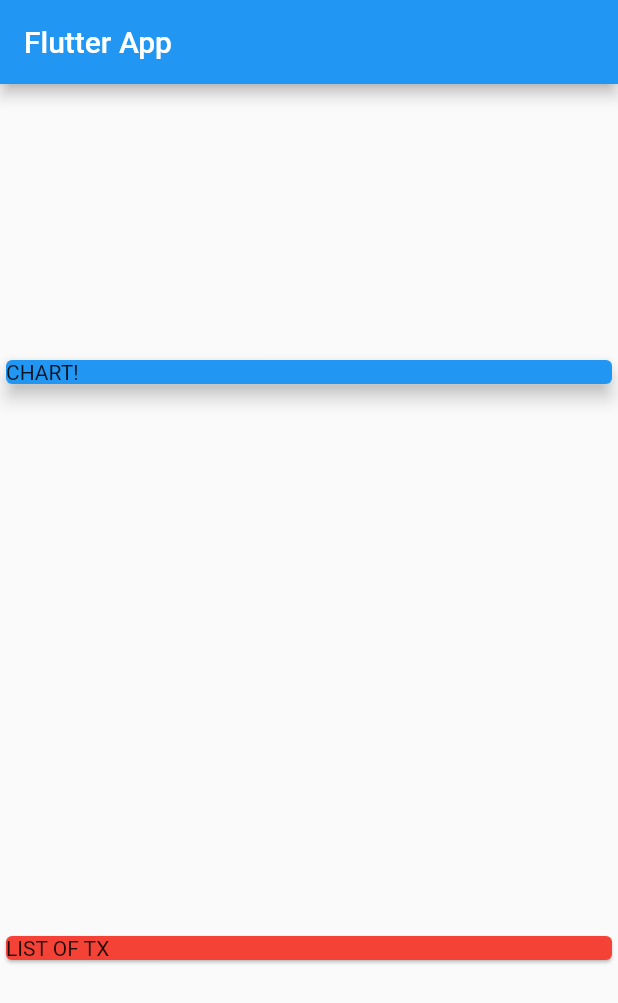
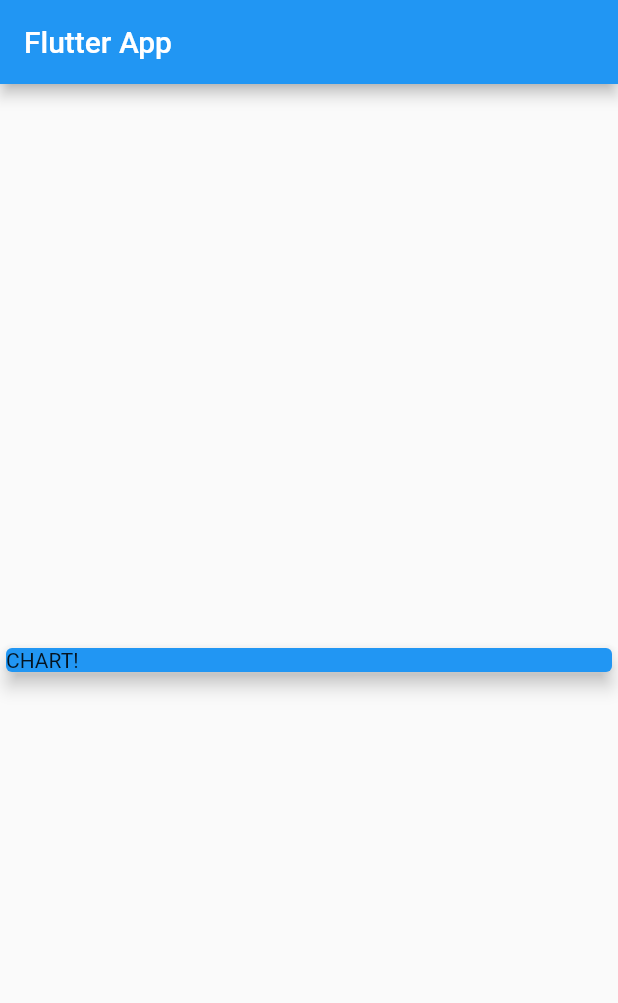
Before and after one commit to raymond2012/flutter-personal_expenses, a Flutter app: the screen it shows after launch, on a phone screen of 412 x 824 dp. Shown: the top 1003 px of the screen. Run offline on Flutter 3.47's test engine with Material 2 defaults, Android fonts, the phone set to English and light mode, and no system bars.

Commit message:
Fix the transaction list

```diff
--- a/lib/main.dart
+++ b/lib/main.dart
@@ -16,8 +16,12 @@ class MyApp extends StatelessWidget {
 class MyHomePage extends StatelessWidget {
   final List<Transaction> transactions = [
     Transaction(
-        id: 't1', title: 'New Shoes', amount: 69.99, date: DateTime.now()
-        id: 't2', title: 'Weekly Croceries', amount: 16.53, date: DateTime.now())
+        id: 't1', title: 'New Shoes', amount: 69.99, date: DateTime.now()),
+    Transaction(
+        id: 't2',
+        title: 'Weekly Groceries',
+        amount: 16.53,
+        date: DateTime.now())
   ];
   @override
   Widget build(BuildContext context) {
@@ -36,11 +40,7 @@ class MyHomePage extends StatelessWidget {
               color: Colors.blue,
               elevation: 5,
             ),
-          ),
-          Card(
-            color: Colors.red,
-            child: Text('LIST OF TX'),
-          ),
+          )
         ],
       ),
     );
```
